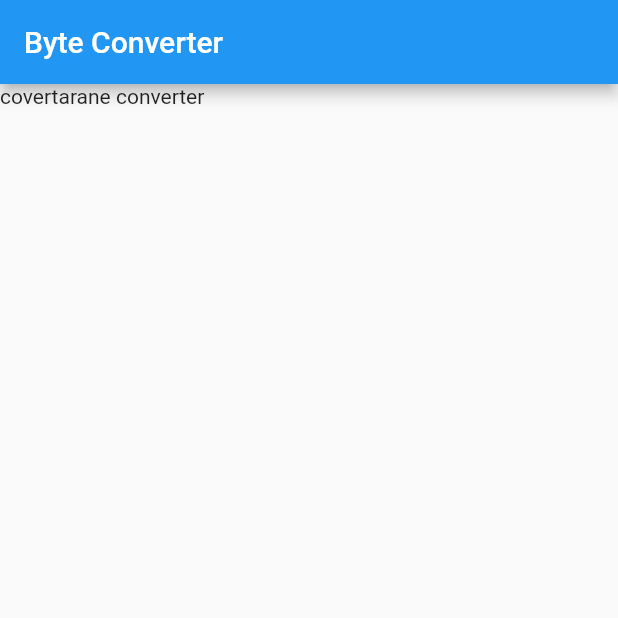
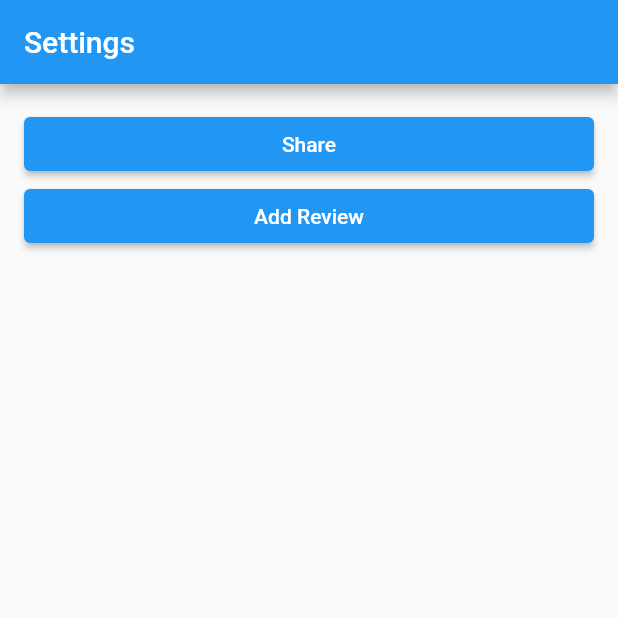
Before and after one commit to sachin-sivadasan/Inception, a Flutter app: the screen it shows after launch, on a phone screen of 412 x 824 dp, the top half of it. Run offline on Flutter 3.47's test engine with Material 2 defaults, Android fonts, the phone set to English and light mode, and no system bars; our stand-ins replace fluttertoast, share.

Commit message:
Settings (#6)
* settingsview

* function moved

Co-authored-by: Sachin S <sachins@Ojas-Macbook.local>

```diff
--- /dev/null
+++ b/lib/SettingsView/SettingsView.dart
@@ -0,0 +1,69 @@
+import 'package:flutter/material.dart';
+import 'package:flutter/widgets.dart';
+import 'package:fluttertoast/fluttertoast.dart';
+import 'package:share/share.dart';
+import 'package:url_launcher/url_launcher.dart';
+
+class SettingsView extends StatelessWidget {
+
+  @override
+  Widget build(BuildContext context) {
+    return Scaffold(
+      appBar: AppBar(
+        title: Text('Settings'),
+      ),
+      body: Container(
+        padding: EdgeInsets.all(16.0),
+        child: Column(
+          crossAxisAlignment: CrossAxisAlignment.stretch,
+          children: [
+            ElevatedButton(
+              child: Text("Share"),
+              onPressed: onShareClick,
+            ),
+            ElevatedButton(
+              child: Text("Add Review"),
+              onPressed: onReviewClick,
+            )
+          ],
+        ),
+      ),
+    );
+  }
+
+  // click listener for share button.
+  onShareClick() async {
+    print("clicked share button");
+    handleShare();
+  }
+
+  // click listener for review button.
+  onReviewClick() {
+    print('clicked review button');
+    handleReview();
+  }
+
+  handleShare() async {
+    const url = 'https://codebreakers.page.link/converter';
+    Share.share(url);
+  }
+
+  handleReview() async {
+    const url = 'market://details?id=com.flipkart.android'; // TODO:- should handle iOS to open App Store.
+    if (await canLaunch(url)) {
+      await launch(url);
+    } else {
+      // if failed to open playstore app, then launch the web link.
+      const url = 'https://play.google.com/store/apps/details?id=com.flipkart.android';
+      if (await canLaunch(url)) {
+        await launch(url);
+      }else {
+        Fluttertoast.showToast(
+            msg: "Could not open",
+            gravity: ToastGravity.CENTER,
+            toastLength: Toast.LENGTH_SHORT);
+      }
+    }
+  }
+
+}
--- a/lib/main.dart
+++ b/lib/main.dart
@@ -3,6 +3,7 @@ import 'package:flutter/widgets.dart';
 // import './SplashScreen/SplashScreen.dart';
 // import './LandingView/LandingView.dart';
 import './ByteConverterView/ByteConverterView.dart';
+import './SettingsView/SettingsView.dart';
 
 void main() {
   runApp(MyApp());
@@ -14,7 +15,9 @@ class MyApp extends StatelessWidget {
   Widget build(BuildContext context) {
     return MaterialApp(
       title: 'Flutter Demo',
-      home: ByteConverterView(),
+      home: SettingsView(
+
+      ),
     );
   }
 }
```
Also changed, not shown: pubspec.yaml (+5 -2 lines), 4 other files.
